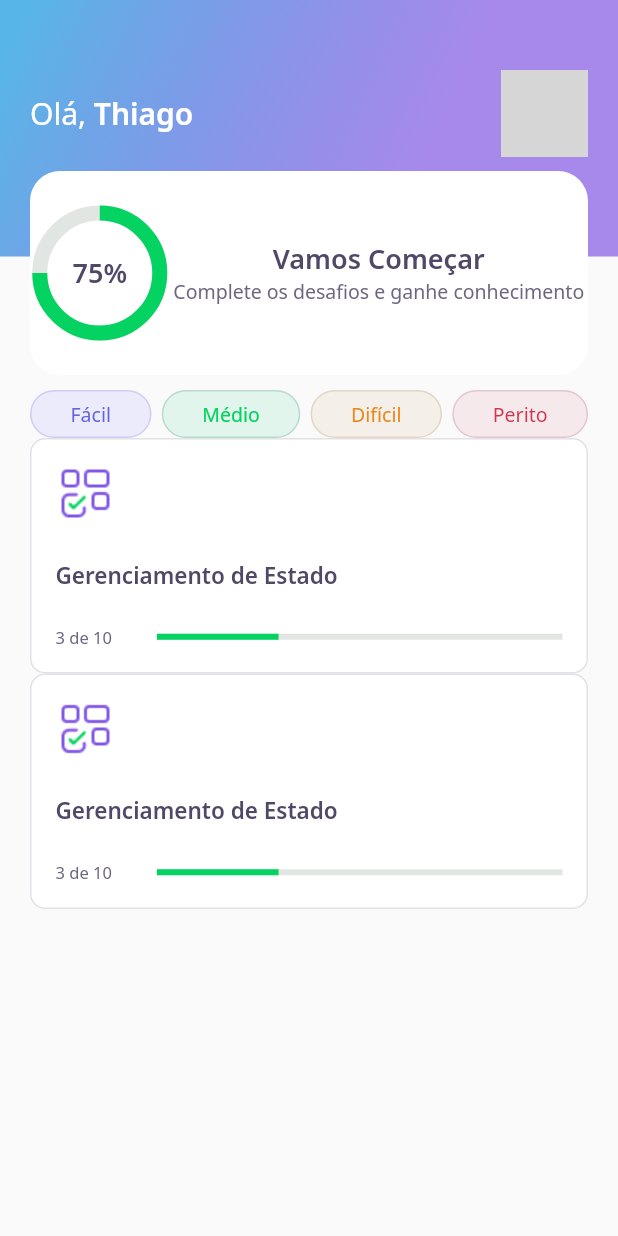
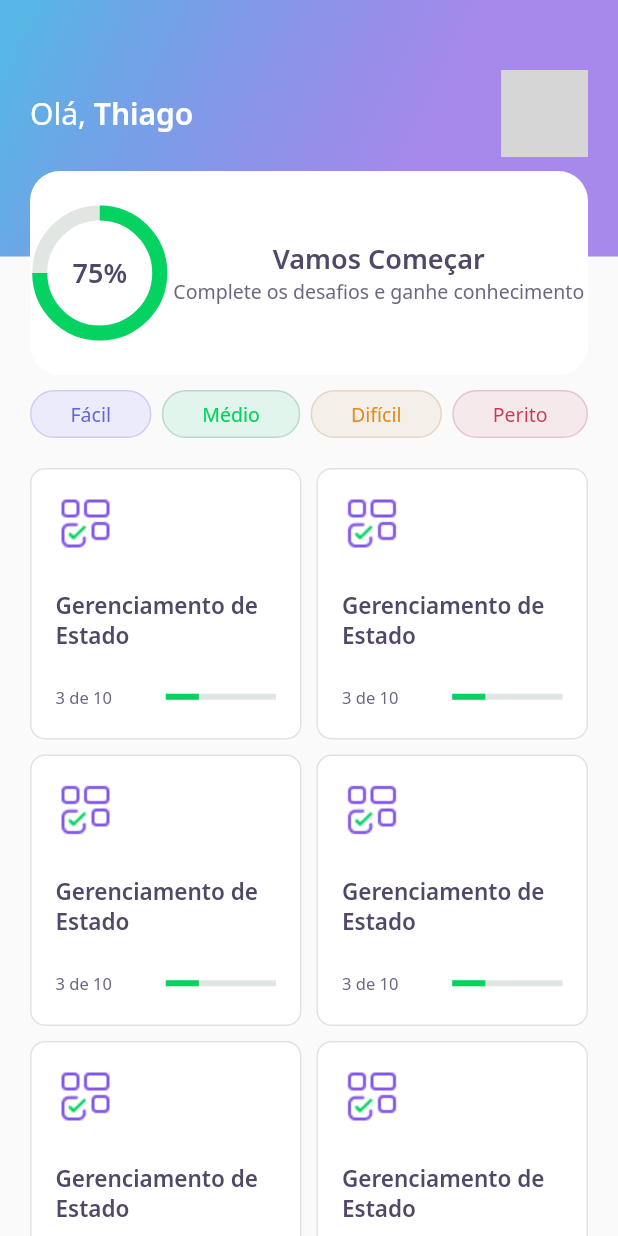
Before and after one commit to wstagf/NLW5-Flutter, a Flutter app: the screen it shows after launch, on a phone screen of 412 x 824 dp. Run offline on Flutter 3.47's test engine with Material 2 defaults, Android fonts, the light colour scheme and no system bars; our stand-ins replace google_fonts; network calls fail; grey boxes are pictures that could not be loaded.

Commit message:
configurado layout em duas colunas

```diff
--- a/lib/home/home_page.dart
+++ b/lib/home/home_page.dart
@@ -37,9 +37,19 @@ class _HomePageState extends State<HomePage> {
                   ),
                 ],
               ),
+              SizedBox(
+                height: 20,
+              ),
               Expanded(
-                child: ListView(
+                child: GridView.count(
+                  crossAxisCount: 2,
+                  mainAxisSpacing: 10,
+                  crossAxisSpacing: 10,
                   children: [
+                    QuizCardwidget(),
+                    QuizCardwidget(),
+                    QuizCardwidget(),
+                    QuizCardwidget(),
                     QuizCardwidget(),
                     QuizCardwidget(),
                   ],
--- a/lib/home/widget/quiz_card/quiz_card_widget.dart
+++ b/lib/home/widget/quiz_card/quiz_card_widget.dart
@@ -43,7 +43,6 @@ class QuizCardwidget extends StatelessWidget {
                 ),
               ),
               Expanded(
-                flex: 4,
                 child: LinearProgressIndicator(
                   value: 0.3,
                   backgroundColor: AppColors.chartSecondary,
```
